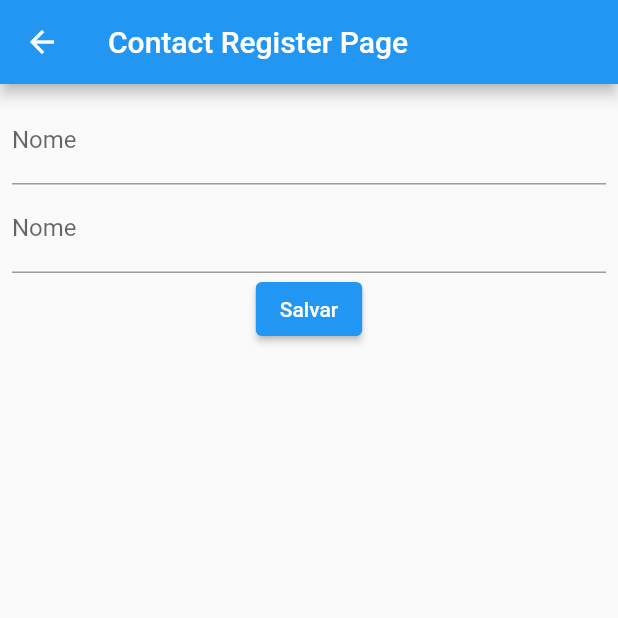
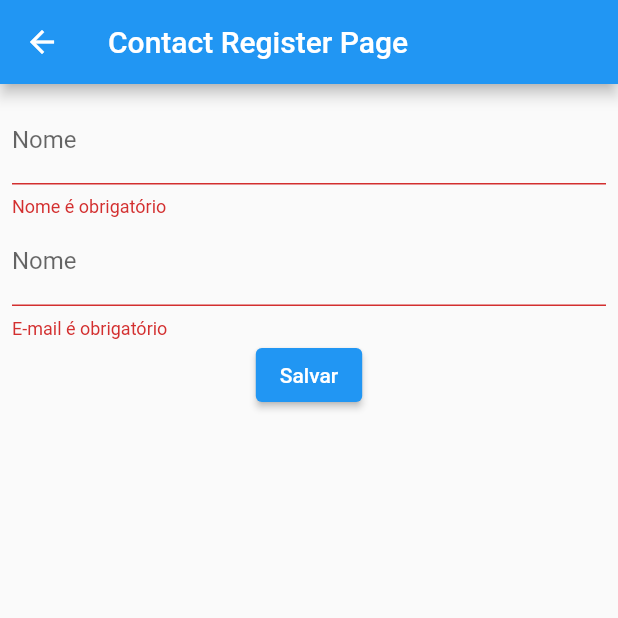
Before and after one commit to kakosergio/contact_bloc_cubit, a Flutter app: the ContactRegisterPage screen opened by its route, after a tap on "Salvar", on a phone screen of 412 x 824 dp, the top half of it. Run offline on Flutter 3.47's test engine with Material 2 defaults, Android fonts, the phone set to English and light mode, and no system bars; our stand-ins replace bloc, dio, flutter_bloc, freezed_annotation.

Commit message:
Created error, success and loading for register pg

```diff
--- a/lib/features/contacts/list/contacts_list_page.dart
+++ b/lib/features/contacts/list/contacts_list_page.dart
@@ -12,7 +12,10 @@ class ContactsListPage extends StatelessWidget {
   Widget build(BuildContext context) {
     return Scaffold(
       floatingActionButton: FloatingActionButton(
-        onPressed: () => Navigator.of(context).pushNamed('/contacts/register'),
+        onPressed: () async {
+          await Navigator.pushNamed(context, '/contacts/register');
+          context.read<ContactListBloc>().add(const ContactListEvent.findAll());
+        },
         child: const Icon(Icons.add),
       ),
       appBar: AppBar(
--- a/lib/features/contacts/register/bloc/contact_register_bloc.dart
+++ b/lib/features/contacts/register/bloc/contact_register_bloc.dart
@@ -1,7 +1,11 @@
 import 'dart:async';
+import 'dart:developer';
 
 import 'package:bloc/bloc.dart';
+import 'package:contact_bloc/models/contact_model.dart';
 import 'package:freezed_annotation/freezed_annotation.dart';
+
+import '../../../../repositories/contacts_repository.dart';
 
 part 'contact_register_bloc.freezed.dart';
 part 'contact_register_event.dart';
@@ -9,11 +13,26 @@ part 'contact_register_state.dart';
 
 class ContactRegisterBloc
     extends Bloc<ContactRegisterEvent, ContactRegisterState> {
-  ContactRegisterBloc() : super(const ContactRegisterState.initial()) {
+  final ContactsRepository _contactsRepository;
+
+  ContactRegisterBloc({required ContactsRepository contactsRepository})
+      : _contactsRepository = contactsRepository,
+        super(const ContactRegisterState.initial()) {
     on<_Save>(_save);
   }
 
-  FutureOr<void> _save(_Save event, Emitter<ContactRegisterState> emit) {
+  Future<FutureOr<void>> _save(
+      _Save event, Emitter<ContactRegisterState> emit) async {
+    try {
+      emit(const ContactRegisterState.loading());
+      await Future.delayed(const Duration(seconds: 3));
+      final contactModel = ContactModel(name: event.name, email: event.email);
 
+      await _contactsRepository.create(contactModel);
+      emit(const ContactRegisterState.success());
+    } catch (e, s) {
+      emit(const ContactRegisterState.error(message: 'Erro ao salvar o novo contato'));
+      log('Erro ao salvar o novo contato', error: e, stackTrace: s);
+    }
   }
 }
--- a/lib/features/contacts/register/bloc/contact_register_state.dart
+++ b/lib/features/contacts/register/bloc/contact_register_state.dart
@@ -3,5 +3,8 @@ part of 'contact_register_bloc.dart';
 @freezed
 class ContactRegisterState with _$ContactRegisterState{
  const factory ContactRegisterState.initial() = _ContactRegisterStateInitial;
+ const factory ContactRegisterState.loading() = _ContactRegisterStateLoading;
+ const factory ContactRegisterState.success() = _ContactRegisterStateSuccess;
+ const factory ContactRegisterState.error({required String message}) = _ContactRegisterStateError;
 
 }
--- a/lib/features/contacts/register/contact_register_page.dart
+++ b/lib/features/contacts/register/contact_register_page.dart
@@ -1,4 +1,7 @@
+import 'package:contact_bloc/features/contacts/register/bloc/contact_register_bloc.dart';
+import 'package:contact_bloc/widgets/loader.dart';
 import 'package:flutter/material.dart';
+import 'package:flutter_bloc/flutter_bloc.dart';
 
 class ContactRegisterPage extends StatefulWidget {
   const ContactRegisterPage({super.key});
@@ -25,7 +28,26 @@ class _ContactRegisterPageState extends State<ContactRegisterPage> {
       appBar: AppBar(
         title: const Text('Contact Register Page'),
       ),
-      body: Padding(
+      body: BlocListener<ContactRegisterBloc, ContactRegisterState>(
+        listenWhen: (previous, current) => current.maybeWhen(
+          success: () => true,
+          error: (_) => true,
+          orElse: () => false,
+        ),
+        listener: (context, state) {
+          state.whenOrNull(
+            success: () => Navigator.of(context).pop(),
+            error: (message) =>
+                ScaffoldMessenger.of(context).showSnackBar(SnackBar(
+              content: Text(
+                message,
+                style: const TextStyle(color: Colors.white),
+              ),
+              backgroundColor: Colors.red,
+            )),
+          );
+        },
+        child: Padding(
           padding: const EdgeInsets.all(8.0),
           child: Form(
             key: _formKey,
@@ -49,9 +71,25 @@ class _ContactRegisterPageState extends State<ContactRegisterPage> {
                       ? 'E-mail é obrigatório'
                       : null,
                 ),
-              ElevatedButton(onPressed: () {
-              }, child: const Text('Salvar'),),
+                ElevatedButton(
+                  onPressed: () {
+                    final validator =
+                        _formKey.currentState?.validate() ?? false;
+                    if (validator) {
+                      context.read<ContactRegisterBloc>().add(
+                          ContactRegisterEvent.save(
+                              name: _nameEC.text, email: _emailEC.text));
+                    }
+                  },
+                  child: const Text('Salvar'),
+                ),
+                Loader<ContactRegisterBloc, ContactRegisterState>(
+                    selector: (state) => state.maybeWhen(
+                          loading: () => true,
+                          orElse: () => false,
+                        ))
               ],
+            ),
           ),
         ),
       ),
--- a/lib/main.dart
+++ b/lib/main.dart
@@ -2,6 +2,7 @@ import 'package:contact_bloc/features/bloc_example/bloc/example_bloc.dart';
 import 'package:contact_bloc/features/bloc_example/bloc_example.dart';
 import 'package:contact_bloc/features/bloc_example/bloc_freezed/example_freezed_bloc.dart';
 import 'package:contact_bloc/features/bloc_example/bloc_freezed_example.dart';
+import 'package:contact_bloc/features/contacts/register/bloc/contact_register_bloc.dart';
 import 'package:contact_bloc/features/contacts/register/contact_register_page.dart';
 import 'package:contact_bloc/repositories/contacts_repository.dart';
 import 'package:flutter/material.dart';
@@ -45,7 +46,10 @@ class MyApp extends StatelessWidget {
                   ..add(const ContactListEvent.findAll()),
                 child: const ContactsListPage(),
               ),
-          '/contacts/register': (context) => const ContactRegisterPage(),
+          '/contacts/register': (context) => BlocProvider(
+              create: (context) =>
+                  ContactRegisterBloc(contactsRepository: context.read()),
+              child: const ContactRegisterPage()),
           '/contacts/update': (context) => const ContactUpdatePage(),
         },
       ),
--- a/lib/models/contact_model.dart
+++ b/lib/models/contact_model.dart
@@ -1,12 +1,12 @@
 import 'dart:convert';
 
 class ContactModel {
-  final String id;
+  final String? id;
   final String name;
   final String email;
 
   ContactModel({
-    required this.id,
+    this.id,
     required this.name,
     required this.email,
   });
```
Also changed, not shown: lib/features/contacts/register/bloc/contact_register_bloc.freezed.dart. Lines whose indentation alone changed are shown as unchanged.
